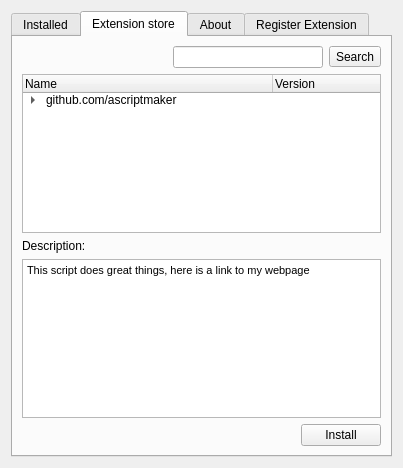
This is ExtensionStore/package/ExtensionStore/store.ui in mchaptel/TBScripts as Qt 5 draws it before an edit. The edited form follows.
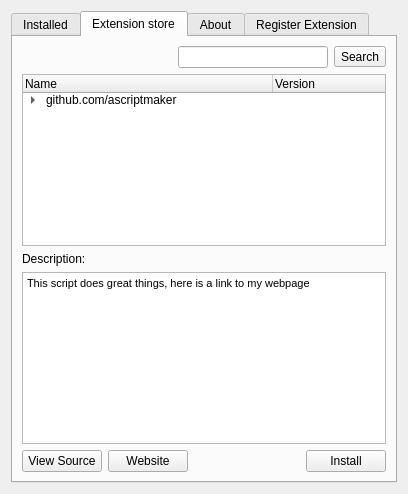
This is the edited form. The open tabs and pages were chosen to show the change.

```diff
--- a/ExtensionStore/package/ExtensionStore/store.ui
+++ b/ExtensionStore/package/ExtensionStore/store.ui
@@ -6,8 +6,8 @@
    <rect>
     <x>0</x>
     <y>0</y>
-    <width>403</width>
-    <height>468</height>
+    <width>408</width>
+    <height>494</height>
    </rect>
   </property>
   <property name="windowTitle">
@@ -273,6 +273,20 @@
        </item>
        <item>
         <layout class="QHBoxLayout" name="horizontalLayout">
+         <item>
+          <widget class="QPushButton" name="pushButton_7">
+           <property name="text">
+            <string>View Source</string>
+           </property>
+          </widget>
+         </item>
+         <item>
+          <widget class="QPushButton" name="pushButton_8">
+           <property name="text">
+            <string>Website</string>
+           </property>
+          </widget>
+         </item>
          <item>
           <spacer name="horizontalSpacer">
            <property name="orientation">
```
Left out of the diff: 14 changed lines with no effect on the pictures.
